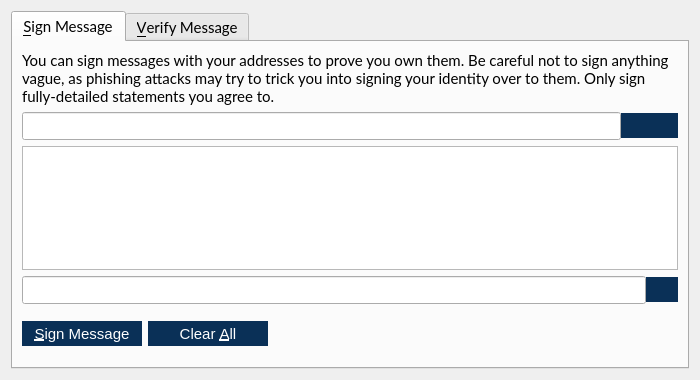
Above: src/qt/forms/signverifymessagedialog.ui from VeriConomy/vericoin before the change. Below: the same form after it.
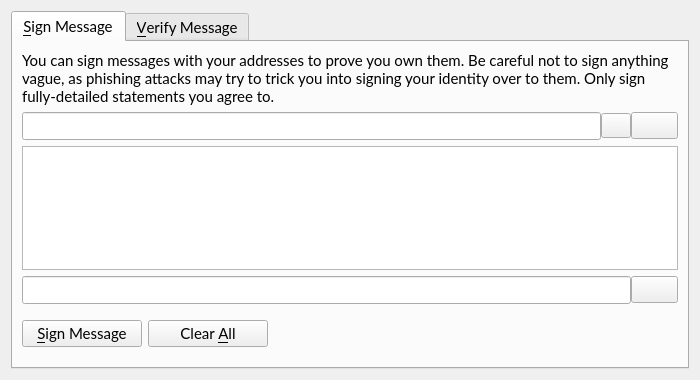
That is the form after the change. Icons and pictures are not drawn. Custom widgets are drawn as their Qt base class.

The edit to the form file:
```diff
--- a/src/qt/forms/signverifymessagedialog.ui
+++ b/src/qt/forms/signverifymessagedialog.ui
@@ -95,8 +95,7 @@
             <string>Choose an address from the address book</string>
            </property>
            <property name="styleSheet">
-            <string notr="true">QPushButton { background : #0a3057; border : none; color: #FFFFFF} QPushButton:hover { background : #418BCA; } 
-QPushButton:pressed { background : #418BCA; }</string>
+            <string notr="true"/>
            </property>
            <property name="text">
             <string/>
@@ -131,8 +130,7 @@
             <string>Paste address from clipboard</string>
            </property>
            <property name="styleSheet">
-            <string notr="true">QPushButton { background : #0a3057; border : none; color: #FFFFFF} QPushButton:hover { background : #418BCA; } 
-QPushButton:pressed { background : #418BCA; }</string>
+            <string notr="true"/>
            </property>
            <property name="text">
             <string/>
@@ -194,8 +192,7 @@
             <string>Copy the current signature to the system clipboard</string>
            </property>
            <property name="styleSheet">
-            <string notr="true">QPushButton { background : #0a3057; border : none; color: #FFFFFF} QPushButton:hover { background : #418BCA; } 
-QPushButton:pressed { background : #418BCA; }</string>
+            <string notr="true"/>
            </property>
            <property name="text">
             <string/>
@@ -236,8 +233,7 @@
             <string>Sign the message to prove you own this VeriCoin address</string>
            </property>
            <property name="styleSheet">
-            <string notr="true">QPushButton { background : #0a3057; border : none; color: #FFFFFF} QPushButton:hover { background : #418BCA; } 
-QPushButton:pressed { background : #418BCA; }</string>
+            <string notr="true"/>
            </property>
            <property name="text">
             <string>&amp;Sign Message</string>
@@ -274,8 +270,7 @@
             <string>Reset all sign message fields</string>
            </property>
            <property name="styleSheet">
-            <string notr="true">QPushButton { background : #0a3057; border : none; color: #FFFFFF} QPushButton:hover { background : #418BCA; } 
-QPushButton:pressed { background : #418BCA; }</string>
+            <string notr="true"/>
            </property>
            <property name="text">
             <string>Clear &amp;All</string>
```
